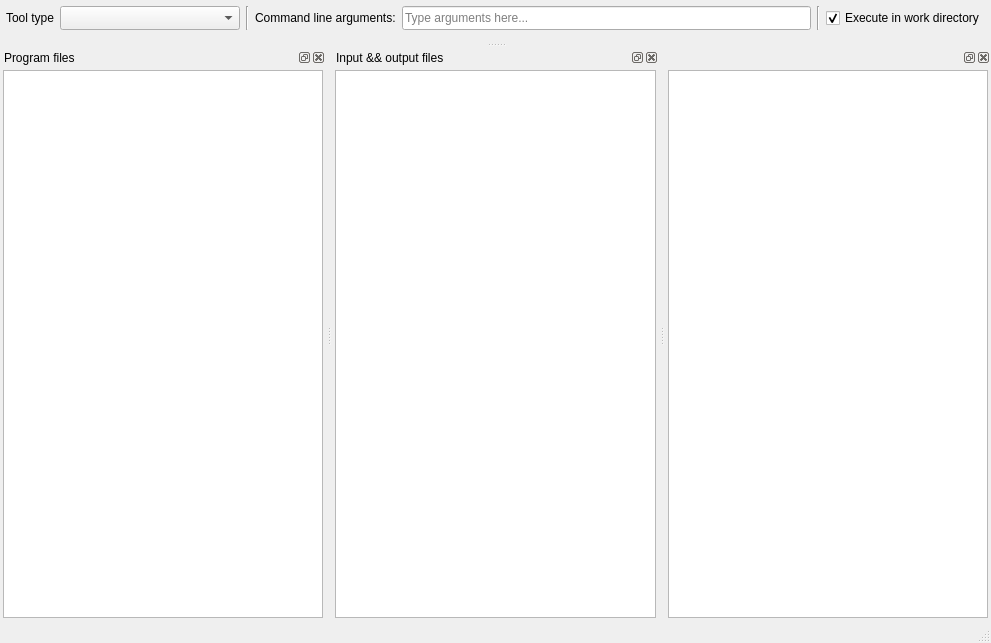
The window that spine_items/tool/ui/tool_specification_form.ui (spine-tools/spine-items) describes before a commit, drawn with Qt 5.
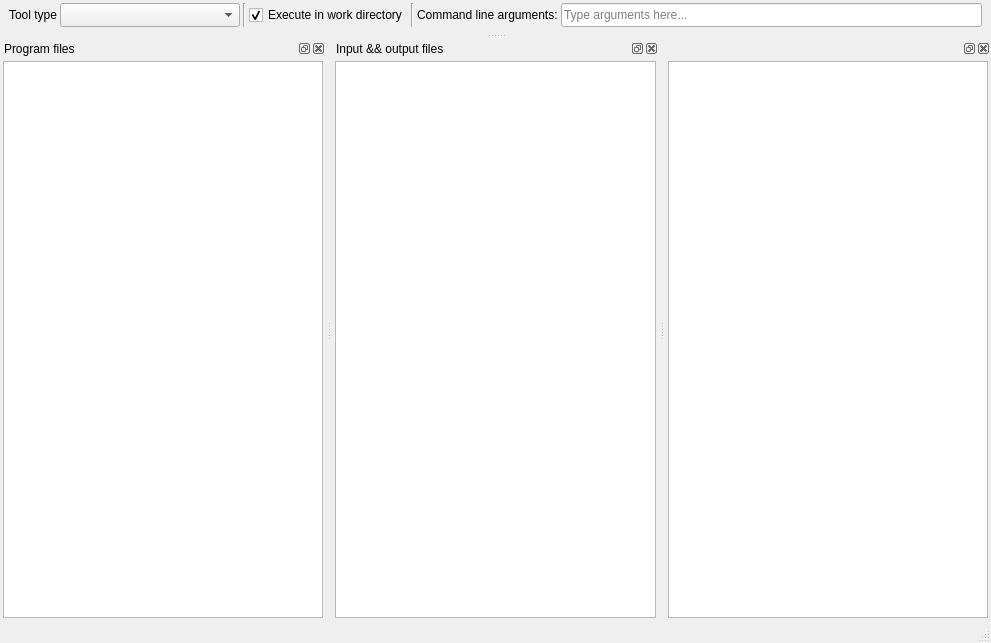
The same window after the commit. Icons and pictures are not drawn. Custom widgets are drawn as their Qt base class.

Commit message: Consistent layout margins across all spec editors and dockwidgets

What changed in the file:
```diff
--- a/spine_items/tool/ui/tool_specification_form.ui
+++ b/spine_items/tool/ui/tool_specification_form.ui
@@ -37,19 +37,19 @@
    </property>
    <layout class="QVBoxLayout" name="verticalLayout_3">
     <property name="spacing">
-     <number>6</number>
+     <number>3</number>
     </property>
     <property name="leftMargin">
-     <number>0</number>
+     <number>3</number>
     </property>
     <property name="topMargin">
-     <number>6</number>
+     <number>3</number>
     </property>
     <property name="rightMargin">
-     <number>0</number>
+     <number>3</number>
     </property>
     <property name="bottomMargin">
-     <number>6</number>
+     <number>3</number>
     </property>
     <item>
      <layout class="QHBoxLayout" name="horizontalLayout_2">
@@ -94,6 +94,26 @@
         </property>
        </widget>
       </item>
+      <item>
+       <widget class="Line" name="line_3">
+        <property name="orientation">
+         <enum>Qt::Vertical</enum>
+        </property>
+       </widget>
+      </item>
+      <item>
+       <widget class="QCheckBox" name="checkBox_execute_in_work">
+        <property name="toolTip">
+         <string>&lt;html&gt;&lt;head/&gt;&lt;body&gt;&lt;p&gt;If checked, Tool specification is executed in a work directory (default).&lt;/p&gt;&lt;p&gt;If unchecked, Tool specification is executed in main program file directory.&lt;/p&gt;&lt;p&gt;It is recommended to uncheck this for &lt;span style=&quot; font-weight:600;&quot;&gt;Executable&lt;/span&gt; Tool specifications.&lt;/p&gt;&lt;/body&gt;&lt;/html&gt;</string>
+        </property>
+        <property name="text">
+         <string>Execute in work directory</string>
+        </property>
+        <property name="checked">
+         <bool>true</bool>
+        </property>
+       </widget>
+      </item>
       <item>
        <widget class="Line" name="line">
         <property name="orientation">
@@ -139,26 +159,6 @@
         </property>
        </widget>
       </item>
-      <item>
-       <widget class="Line" name="line_3">
-        <property name="orientation">
-         <enum>Qt::Vertical</enum>
-        </property>
-       </widget>
-      </item>
-      <item>
-       <widget class="QCheckBox" name="checkBox_execute_in_work">
-        <property name="toolTip">
-         <string>&lt;html&gt;&lt;head/&gt;&lt;body&gt;&lt;p&gt;If checked, Tool specification is executed in a work directory (default).&lt;/p&gt;&lt;p&gt;If unchecked, Tool specification is executed in main program file directory.&lt;/p&gt;&lt;p&gt;It is recommended to uncheck this for &lt;span style=&quot; font-weight:600;&quot;&gt;Executable&lt;/span&gt; Tool specifications.&lt;/p&gt;&lt;/body&gt;&lt;/html&gt;</string>
-        </property>
-        <property name="text">
-         <string>Execute in work directory</string>
-        </property>
-        <property name="checked">
-         <bool>true</bool>
-        </property>
-       </widget>
-      </item>
      </layout>
     </item>
     <item>
@@ -187,7 +187,7 @@
    <widget class="QWidget" name="dockWidgetContents_4">
     <layout class="QVBoxLayout" name="verticalLayout">
      <property name="spacing">
-      <number>2</number>
+      <number>3</number>
      </property>
      <property name="leftMargin">
       <number>3</number>
@@ -253,7 +253,7 @@
    <widget class="QWidget" name="dockWidgetContents_2">
     <layout class="QVBoxLayout" name="verticalLayout_7">
      <property name="spacing">
-      <number>2</number>
+      <number>3</number>
      </property>
      <property name="leftMargin">
       <number>3</number>
@@ -299,7 +299,7 @@
    <widget class="QWidget" name="dockWidgetContents">
     <layout class="QVBoxLayout" name="verticalLayout_8">
      <property name="spacing">
-      <number>2</number>
+      <number>3</number>
      </property>
      <property name="leftMargin">
       <number>3</number>
```
The commit also changes 7 other files.
